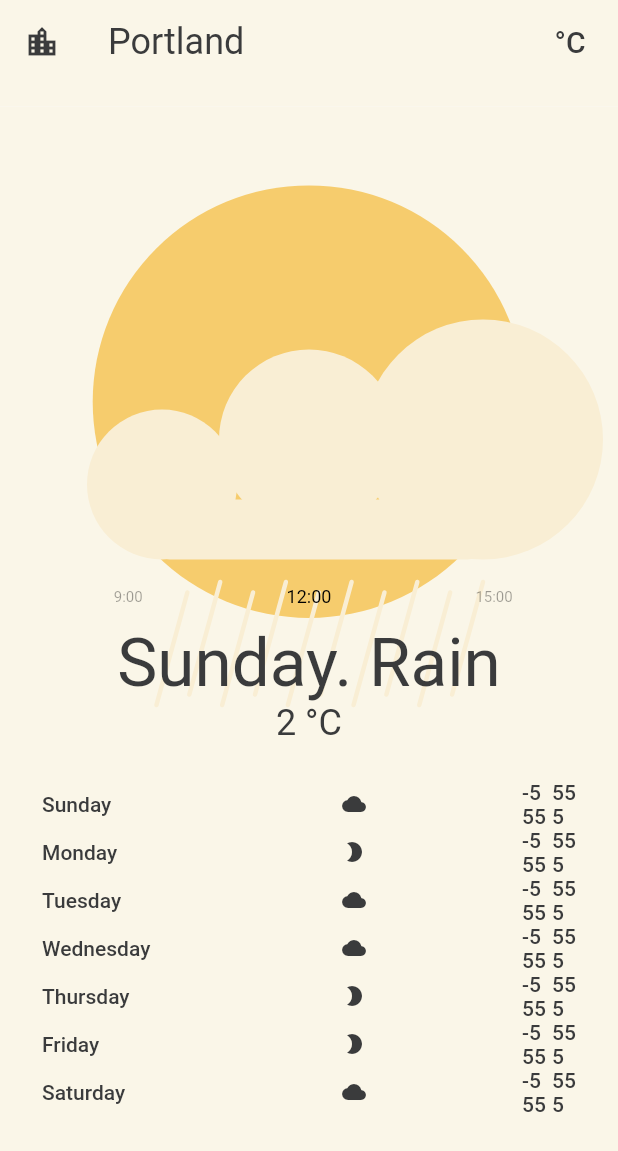
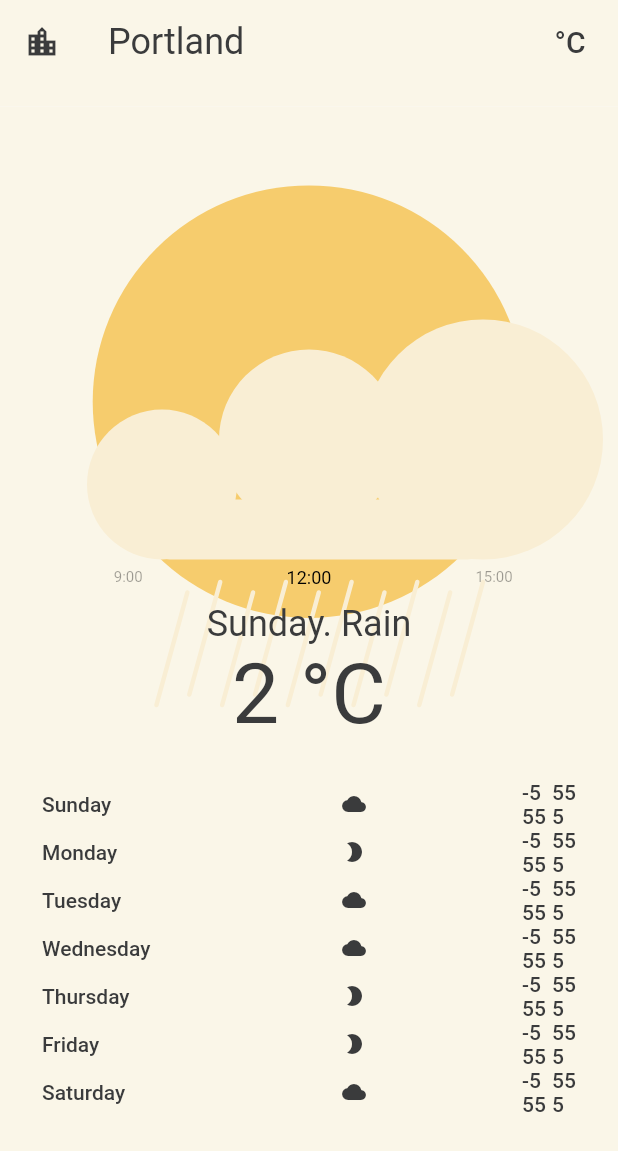
Before and after one commit to blessed-sibanda/flutter-weather_app, a Flutter app: the screen it shows after launch, on a phone screen of 412 x 824 dp. Shown: the top 1151 px of the screen. Run offline on Flutter 3.47's test engine with Material 2 defaults, Android fonts, the phone set to English and light mode, and no system bars; project files that could hold a hidden picture were left out.

Commit message:
fix font sizes

```diff
--- a/lib/pages/forecast_page.dart
+++ b/lib/pages/forecast_page.dart
@@ -221,12 +221,12 @@ class _ForecastPageState extends State<ForecastPage>
         children: [
           ColorTransitionText(
             text: _weatherDescription,
-            style: Theme.of(context).textTheme.headline3!,
+            style: Theme.of(context).textTheme.headline5!,
             animation: _textColorTween.animate(_animationController),
           ),
           ColorTransitionText(
             text: _currentTemp,
-            style: Theme.of(context).textTheme.headline5!,
+            style: Theme.of(context).textTheme.headline2!,
             animation: _textColorTween.animate(_animationController),
           ),
         ],
```
